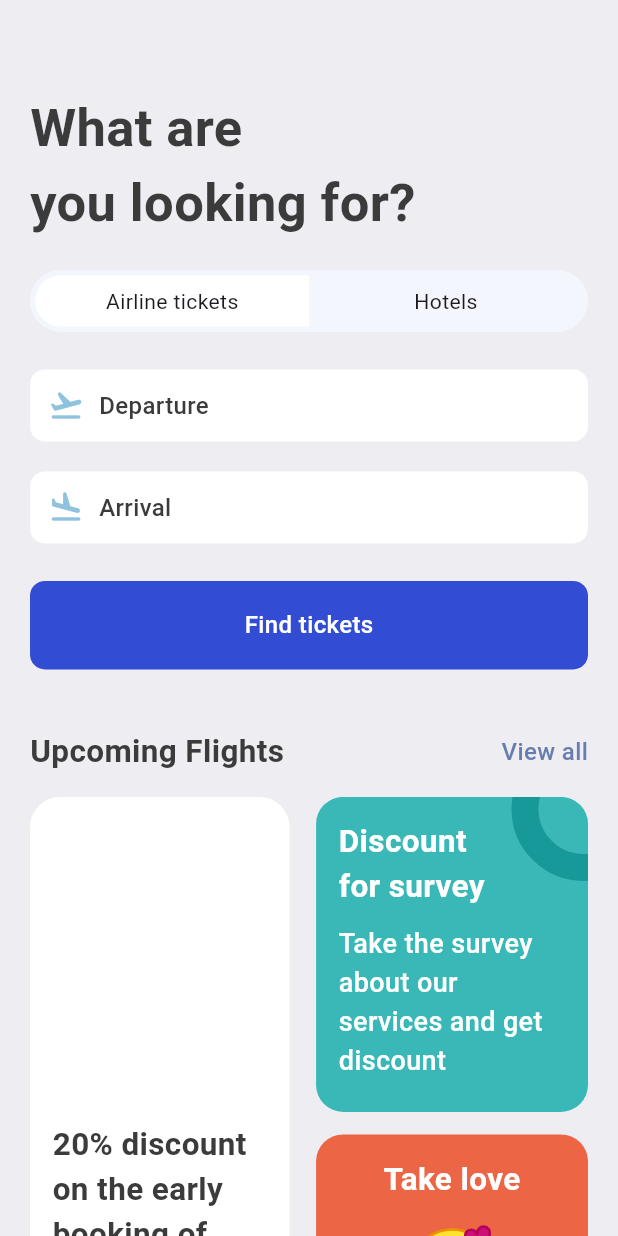
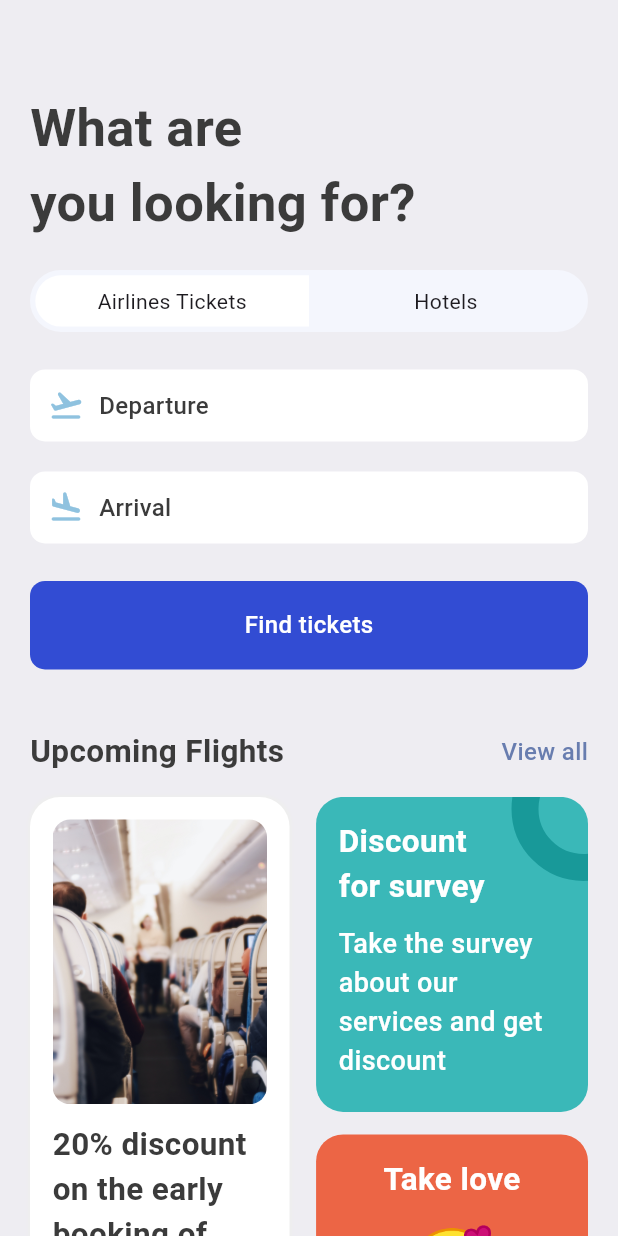
Before and after one commit to henriqueannicchino/bookticketsFlutter, a Flutter app: the SearchScreen screen opened directly, on a phone screen of 412 x 824 dp. Run offline on Flutter 3.47's test engine with Material 3 defaults, Android fonts, the phone set to English and light mode, and no system bars; our stand-ins replace fluentui_icons, gap, get.

Commit message:
feat: added ticket tab widget

```diff
--- a/lib/screens/search_screen.dart
+++ b/lib/screens/search_screen.dart
@@ -1,5 +1,6 @@
 import 'package:booktickets/utils/app_layout.dart';
 import 'package:booktickets/widgets/icon_text_widget.dart';
+import 'package:booktickets/widgets/ticket_tabs.dart';
 import 'package:flutter/material.dart';
 import 'package:gap/gap.dart';
 
@@ -20,43 +21,7 @@ class SearchScreen extends StatelessWidget {
           Gap(AppLayout.getHeight(40)),
           Text("What are\nyou looking for?", style: Styles.headLineStyle1.copyWith(fontSize: AppLayout.getWidth(35))),
           Gap(AppLayout.getHeight(20)),
-          FittedBox(
-            child: Container(
-              padding: const EdgeInsets.all(3.5),
-              child: Row(
-                children: [
-                  /*
-                airline tickets
-                 */
-                  Container(
-                    width: size.width*.44,
-                    padding: EdgeInsets.symmetric(vertical: AppLayout.getHeight(7)),
-                    decoration: BoxDecoration(
-                        borderRadius: BorderRadius.horizontal(left: Radius.circular(AppLayout.getHeight(50)),),
-                        color: Colors.white
-                    ),
-                    child: Center(child: Text("Airline tickets")),
-                  ),
-                  /*
-                hotels
-                 */
-                  Container(
-                    width: size.width*.44,
-                    padding: EdgeInsets.symmetric(vertical: AppLayout.getHeight(7)),
-                    decoration: BoxDecoration(
-                        borderRadius: BorderRadius.horizontal(right: Radius.circular(AppLayout.getHeight(50)),),
-                        color: Colors.transparent
-                    ),
-                    child: Center(child: Text("Hotels")),
-                  ),
-                ],
-              ),
-              decoration: BoxDecoration(
-                  borderRadius: BorderRadius.circular(AppLayout.getHeight(50)),
-                  color: const Color(0xFFF4F6FD)
-              ),
-            ),
-          ),
+          AppTicketTabs(firstTab: "Airlines Tickets", secondTab: "Hotels",),
           Gap(AppLayout.getHeight(25)),
           const AppIconText(icon: Icons.flight_takeoff_rounded, text: 'Departure'),
           Gap(AppLayout.getHeight(20)),
--- /dev/null
+++ b/lib/widgets/ticket_tabs.dart
@@ -0,0 +1,52 @@
+import 'package:flutter/cupertino.dart';
+import 'package:flutter/material.dart';
+
+import '../utils/app_layout.dart';
+
+class AppTicketTabs extends StatelessWidget {
+  final String firstTab;
+  final String secondTab;
+  const AppTicketTabs({Key? key, required this.firstTab, required this.secondTab}) : super(key: key);
+
+  @override
+  Widget build(BuildContext context) {
+    final size = AppLayout.getSize(context);
+    return FittedBox(
+      child: Container(
+        padding: const EdgeInsets.all(3.5),
+        decoration: BoxDecoration(
+            borderRadius: BorderRadius.circular(AppLayout.getHeight(50)),
+            color: const Color(0xFFF4F6FD)
+        ),
+        child: Row(
+          children: [
+            /*
+              airline tickets
+            */
+            Container(
+              width: size.width*.44,
+              padding: EdgeInsets.symmetric(vertical: AppLayout.getHeight(7)),
+              decoration: BoxDecoration(
+                  borderRadius: BorderRadius.horizontal(left: Radius.circular(AppLayout.getHeight(50)),),
+                  color: Colors.white
+              ),
+              child: Center(child: Text(firstTab)),
+            ),
+            /*
+              hotels
+            */
+            Container(
+              width: size.width*.44,
+              padding: EdgeInsets.symmetric(vertical: AppLayout.getHeight(7)),
+              decoration: BoxDecoration(
+                  borderRadius: BorderRadius.horizontal(right: Radius.circular(AppLayout.getHeight(50)),),
+                  color: Colors.transparent
+              ),
+              child: Center(child: Text(secondTab)),
+            ),
+          ],
+        ),
+      ),
+    );
+  }
+}
```
